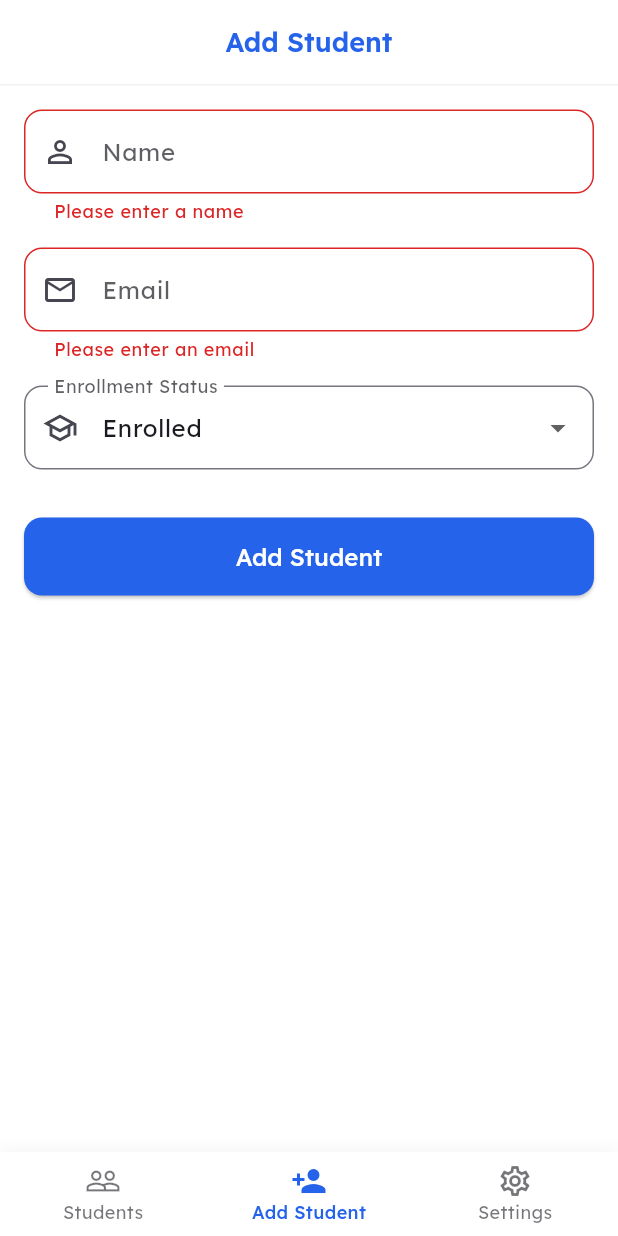
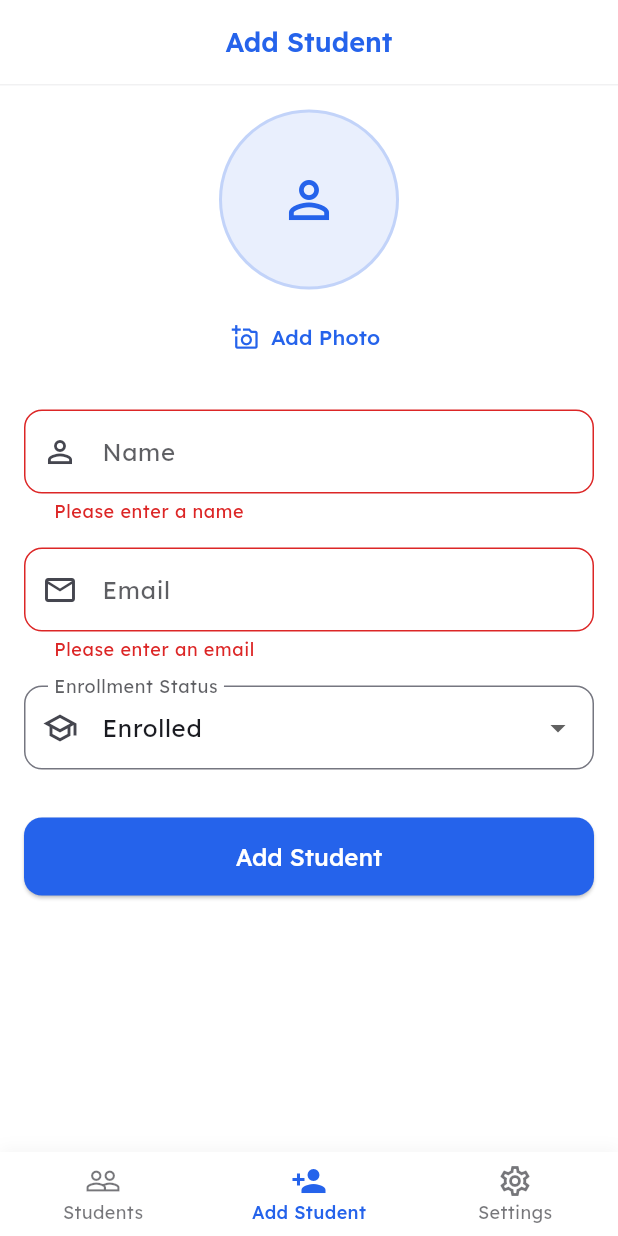
Before and after one commit to kingahmedino/student-management, a Flutter app: the screen it shows after launch, item 2 of the bottom bar chosen, after a tap on "Add Student", on a phone screen of 412 x 824 dp. Run offline on Flutter 3.47's test engine with Material 3 defaults, Android fonts, the phone set to English and light mode, and no system bars; our stand-ins replace google_fonts, image_picker, shared_preferences.

Commit message:
feat: Add profile photo upload

```diff
--- a/lib/models/students.dart
+++ b/lib/models/students.dart
@@ -3,15 +3,25 @@ class Student {
   final String name;
   final String email;
   final String enrollmentStatus;
-  final String? profilePhotoPath;
+  final String? profilePhotoUrl;
 
   Student({
     required this.id,
     required this.name,
     required this.email,
     required this.enrollmentStatus,
-    this.profilePhotoPath,
+    this.profilePhotoUrl,
   });
+
+  Map<String, dynamic> toJson() {
+    return {
+      'id': id,
+      'name': name,
+      'email': email,
+      'enrollmentStatus': enrollmentStatus,
+      'profilePhotoUrl': profilePhotoUrl,
+    };
+  }
 
   factory Student.fromJson(Map<String, dynamic> json) {
     return Student(
@@ -19,17 +29,7 @@ class Student {
       name: json['name'],
       email: json['email'],
       enrollmentStatus: json['enrollmentStatus'],
-      profilePhotoPath: json['profilePhotoPath'],
+      profilePhotoUrl: json['profilePhotoUrl'],
     );
   }
-
-  Map<String, dynamic> toJson() {
-    return {
-      'id': id,
-      'name': name,
-      'email': email,
-      'enrollmentStatus': enrollmentStatus,
-      'profilePhotoPath': profilePhotoPath,
-    };
-  }
 }
--- a/lib/screens/add_student_form.dart
+++ b/lib/screens/add_student_form.dart
@@ -1,6 +1,10 @@
+import 'dart:io';
 import 'package:flutter/material.dart';
 import 'package:student_management/models/students.dart';
 import 'package:student_management/utils/functions.dart';
+import 'package:student_management/services/image_upload_service.dart';
+import 'package:student_management/widgets/image_picker_widget.dart';
+import 'package:student_management/widgets/upload_progress_indicator.dart';
 
 class AddStudentForm extends StatefulWidget {
   final Function(Student) onStudentAdded;
@@ -20,9 +24,14 @@ class _AddStudentFormState extends State<AddStudentForm>
   final _nameController = TextEditingController();
   final _emailController = TextEditingController();
   String _enrollmentStatus = 'Enrolled';
-  String? _profilePhotoPath;
   late AnimationController _animationController;
   late Animation<double> _animation;
+
+  File? _profileImage;
+  final _imageUploadService = ImageUploadService();
+  bool _isUploading = false;
+  double _uploadProgress = 0.0;
+  String _uploadStatus = '';
 
   @override
   void initState() {
@@ -56,6 +65,21 @@ class _AddStudentFormState extends State<AddStudentForm>
           child: Column(
             crossAxisAlignment: CrossAxisAlignment.stretch,
             children: [
+              ProfileImagePicker(
+                onImageSelected: (file) {
+                  setState(() => _profileImage = file);
+                },
+                initialImage: _profileImage,
+                currentImageUrl: null,
+              ),
+              if (_isUploading) ...[
+                const SizedBox(height: 16),
+                UploadProgressIndicator(
+                  progress: _uploadProgress,
+                  message: _uploadStatus,
+                ),
+              ],
+              const SizedBox(height: 24),
               TextFormField(
                 controller: _nameController,
                 decoration: const InputDecoration(
@@ -97,8 +121,8 @@ class _AddStudentFormState extends State<AddStudentForm>
               ),
               const SizedBox(height: 32),
               ElevatedButton(
-                onPressed: _submitForm,
-                child: const Text('Add Student'),
+                onPressed: _isUploading ? null : _submitForm,
+                child: Text(_isUploading ? 'Uploading...' : 'Add Student'),
               ),
             ],
           ),
@@ -107,22 +131,91 @@ class _AddStudentFormState extends State<AddStudentForm>
     );
   }
 
-  void _submitForm() {
+  Future<void> _submitForm() async {
     if (_formKey.currentState?.validate() ?? false) {
+      setState(() {
+        _isUploading = true;
+        _uploadProgress = 0.0;
+        _uploadStatus = 'Preparing upload...';
+      });
+
+      try {
+        String? profilePhotoUrl;
+
+        if (_profileImage != null) {
+          setState(() => _uploadStatus = 'Uploading image...');
+
+          profilePhotoUrl = await _imageUploadService.uploadImage(
+            _profileImage!,
+            onProgress: (progress) {
+              setState(() {
+                _uploadProgress = progress.progress;
+                _uploadStatus =
+                    'Uploading: ${(progress.progress * 100).toInt()}%\n'
+                    '${_formatBytes(progress.bytesUploaded)} of ${_formatBytes(progress.totalBytes)}';
+              });
+            },
+          );
+
+          if (profilePhotoUrl == null) {
+            throw Exception('Failed to upload image');
+          }
+        }
+
+        setState(() => _uploadStatus = 'Creating student profile...');
+
         final student = Student(
           id: DateTime.now().toString(),
           name: _nameController.text,
           email: _emailController.text,
           enrollmentStatus: _enrollmentStatus,
-        profilePhotoPath: _profilePhotoPath,
+          profilePhotoUrl: profilePhotoUrl,
         );
+
         widget.onStudentAdded(student);
+        _resetForm();
+
+        if (!mounted) return;
+        ScaffoldMessenger.of(context).showSnackBar(
+          SnackBar(
+            content: const Text('Student added successfully'),
+            backgroundColor: Theme.of(context).colorScheme.primary,
+            behavior: SnackBarBehavior.floating,
+          ),
+        );
+      } catch (e) {
+        ScaffoldMessenger.of(context).showSnackBar(
+          SnackBar(
+            content: Text('Error: ${e.toString()}'),
+            backgroundColor: Theme.of(context).colorScheme.error,
+            behavior: SnackBarBehavior.floating,
+          ),
+        );
+      } finally {
+        setState(() {
+          _isUploading = false;
+          _uploadProgress = 0.0;
+          _uploadStatus = '';
+        });
+      }
+    }
+  }
+
+  String _formatBytes(int bytes) {
+    if (bytes < 1024) return '$bytes B';
+    if (bytes < 1024 * 1024) return '${(bytes / 1024).toStringAsFixed(1)} KB';
+    return '${(bytes / (1024 * 1024)).toStringAsFixed(1)} MB';
+  }
+
+  void _resetForm() {
     _nameController.clear();
     _emailController.clear();
     setState(() {
       _enrollmentStatus = 'Enrolled';
-        _profilePhotoPath = null;
+      _profileImage = null;
+      _uploadProgress = 0.0;
+      _uploadStatus = '';
+      _isUploading = false;
     });
   }
 }
-}
--- a/lib/screens/home_page.dart
+++ b/lib/screens/home_page.dart
@@ -128,10 +128,6 @@ class _HomePageState extends State<HomePage> {
   Future<void> _addStudent(Student student) async {
     await _studentController.addStudent(student);
     await _loadStudents();
-    if (!mounted) return;
-    ScaffoldMessenger.of(context).showSnackBar(
-      const SnackBar(content: Text('Student added successfully')),
-    );
   }
 
   Future<void> _deleteStudent(String id) async {
--- /dev/null
+++ b/lib/services/image_upload_service.dart
@@ -0,0 +1,78 @@
+import 'package:http/http.dart' as http;
+import 'dart:convert';
+import 'dart:io';
+import 'dart:async';
+
+class UploadProgress {
+  final int bytesUploaded;
+  final int totalBytes;
+  final double progress;
+
+  UploadProgress({
+    required this.bytesUploaded,
+    required this.totalBytes,
+    required this.progress,
+  });
+}
+
+class ImageUploadService {
+  static const String _apiUrl = 'https://api.imghippo.com/v1/upload';
+  static const String _apiKey = '489b437d51a3379a10863d86d6c7a6d6';
+
+  Future<String?> uploadImage(
+    File imageFile, {
+    void Function(UploadProgress)? onProgress,
+  }) async {
+    try {
+      final request = http.MultipartRequest('POST', Uri.parse(_apiUrl));
+      request.fields['api_key'] = _apiKey;
+
+      // Create a stream that can report progress
+      final fileStream = imageFile.openRead();
+      final fileLength = await imageFile.length();
+
+      // Track upload progress
+      int bytesUploaded = 0;
+      final streamWithProgress = fileStream.transform(
+        StreamTransformer<List<int>, List<int>>.fromHandlers(
+          handleData: (data, sink) {
+            bytesUploaded += data.length;
+            if (onProgress != null) {
+              final progress = bytesUploaded / fileLength;
+              onProgress(UploadProgress(
+                bytesUploaded: bytesUploaded,
+                totalBytes: fileLength,
+                progress: progress,
+              ));
+            }
+            sink.add(data);
+          },
+        ),
+      );
+
+      final multipartFile = http.MultipartFile(
+        'file',
+        streamWithProgress,
+        fileLength,
+        filename: imageFile.path.split('/').last,
+      );
+
+      request.files.add(multipartFile);
+
+      final streamedResponse = await request.send();
+      final response = await http.Response.fromStream(streamedResponse);
+
+      if (response.statusCode == 200) {
+        final jsonResponse = json.decode(response.body);
+        if (jsonResponse['success'] == true) {
+          return jsonResponse['data']['url'];
+        }
+      }
+
+      throw Exception('Failed to upload image: ${response.body}');
+    } catch (e) {
+      print('Error uploading image: $e');
+      return null;
+    }
+  }
+}
--- a/lib/theme/theme.dart
+++ b/lib/theme/theme.dart
@@ -2,16 +2,16 @@ import 'package:flutter/material.dart';
 import 'package:google_fonts/google_fonts.dart';
 
 class AppTheme {
-  static const int _primaryColorValue = 0xFF2563EB; // Blue-600
+  static const int _primaryColorValue = 0xFF2563EB;
 
   static final ColorScheme _colorScheme = ColorScheme.fromSeed(
     seedColor: const Color(_primaryColorValue),
     brightness: Brightness.light,
     primary: const Color(_primaryColorValue),
-    secondary: const Color(0xFF3B82F6), // Blue-500
-    tertiary: const Color(0xFF1D4ED8), // Blue-700
+    secondary: const Color(0xFF3B82F6),
+    tertiary: const Color(0xFF1D4ED8),
     surface: Colors.white,
-    error: const Color(0xFFDC2626), // Red-600
+    error: const Color(0xFFDC2626),
   );
 
   static final ThemeData lightTheme = ThemeData(
--- /dev/null
+++ b/lib/widgets/image_picker_widget.dart
@@ -0,0 +1,188 @@
+import 'package:flutter/material.dart';
+import 'package:image_picker/image_picker.dart';
+import 'dart:io';
+
+class ProfileImagePicker extends StatefulWidget {
+  final Function(File?) onImageSelected;
+  final String? currentImageUrl;
+  final File? initialImage;
+
+  const ProfileImagePicker({
+    super.key,
+    required this.onImageSelected,
+    this.currentImageUrl,
+    this.initialImage,
+  });
+
+  @override
+  State<ProfileImagePicker> createState() => _ProfileImagePickerState();
+}
+
+class _ProfileImagePickerState extends State<ProfileImagePicker> {
+  File? _selectedImage;
+  final _imagePicker = ImagePicker();
+  bool _isLoading = false;
+
+  @override
+  void initState() {
+    super.initState();
+    _selectedImage = widget.initialImage;
+  }
+
+  @override
+  void didUpdateWidget(ProfileImagePicker oldWidget) {
+    super.didUpdateWidget(oldWidget);
+    // Update selected image when initialImage changes
+    if (widget.initialImage != oldWidget.initialImage) {
+      setState(() {
+        _selectedImage = widget.initialImage;
+      });
+    }
+  }
+
+  Future<void> _pickImage(ImageSource source) async {
+    try {
+      setState(() => _isLoading = true);
+
+      final pickedFile = await _imagePicker.pickImage(
+        source: source,
+        maxWidth: 800,
+        maxHeight: 800,
+        imageQuality: 85,
+      );
+
+      if (pickedFile != null) {
+        setState(() {
+          _selectedImage = File(pickedFile.path);
+        });
+        widget.onImageSelected(_selectedImage);
+      }
+    } catch (e) {
+      print('Error picking image: $e');
+    } finally {
+      setState(() => _isLoading = false);
+    }
+  }
+
+  @override
+  Widget build(BuildContext context) {
+    final theme = Theme.of(context);
+
+    return Column(
+      children: [
+        GestureDetector(
+          onTap: () => _showImageSourceDialog(context),
+          child: Container(
+            width: 120,
+            height: 120,
+            decoration: BoxDecoration(
+              color: theme.colorScheme.primary.withOpacity(0.1),
+              shape: BoxShape.circle,
+              border: Border.all(
+                color: theme.colorScheme.primary.withOpacity(0.2),
+                width: 2,
+              ),
+            ),
+            child: _buildProfileImage(theme),
+          ),
+        ),
+        const SizedBox(height: 8),
+        TextButton.icon(
+          onPressed: () => _showImageSourceDialog(context),
+          icon: const Icon(Icons.add_a_photo_outlined),
+          label: Text(_selectedImage == null ? 'Add Photo' : 'Change Photo'),
+        ),
+      ],
+    );
+  }
+
+  Widget _buildProfileImage(ThemeData theme) {
+    if (_isLoading) {
+      return Center(
+        child: CircularProgressIndicator(
+          strokeWidth: 2,
+          color: theme.colorScheme.primary,
+        ),
+      );
+    }
+
+    if (_selectedImage != null) {
+      return ClipOval(
+        child: Image.file(
+          _selectedImage!,
+          fit: BoxFit.cover,
+          width: 120,
+          height: 120,
+        ),
+      );
+    }
+
+    if (widget.currentImageUrl != null) {
+      return ClipOval(
+        child: Image.network(
+          widget.currentImageUrl!,
+          fit: BoxFit.cover,
+          width: 120,
+          height: 120,
+          loadingBuilder: (context, child, loading) {
+            if (loading == null) return child;
+            return Center(
+              child: CircularProgressIndicator(
+                strokeWidth: 2,
+                color: theme.colorScheme.primary,
+              ),
+            );
+          },
+          errorBuilder: (context, error, stackTrace) {
+            return Icon(
+              Icons.person_outline,
+              size: 40,
+              color: theme.colorScheme.primary,
+            );
+          },
+        ),
+      );
+    }
+
+    return Icon(
+      Icons.person_outline,
+      size: 40,
+      color: theme.colorScheme.primary,
+    );
+  }
+
+  Future<void> _showImageSourceDialog(BuildContext context) async {
+    final theme = Theme.of(context);
+
+    return showDialog(
+      context: context,
+      builder: (context) => AlertDialog(
+        title: Text(
+          'Select Image Source',
+          style: theme.textTheme.titleLarge,
+        ),
+        content: Column(
+          mainAxisSize: MainAxisSize.min,
+          children: [
+            ListTile(
+              leading: const Icon(Icons.camera_alt_outlined),
+              title: const Text('Camera'),
+              onTap: () {
+                Navigator.pop(context);
+                _pickImage(ImageSource.camera);
+              },
+            ),
+            ListTile(
+              leading: const Icon(Icons.photo_library_outlined),
+              title: const Text('Gallery'),
+              onTap: () {
+                Navigator.pop(context);
+                _pickImage(ImageSource.gallery);
+              },
+            ),
+          ],
+        ),
+      ),
+    );
+  }
+}
--- a/pubspec.yaml
+++ b/pubspec.yaml
@@ -12,8 +12,9 @@ dependencies:
   shared_preferences: ^2.2.0
   sqflite: ^2.3.0
   path_provider: ^2.1.0
-  image_picker: ^1.0.0
   google_fonts: ^6.1.0
+  http: ^1.1.0
+  image_picker: ^1.0.4
 
 dev_dependencies:
   flutter_test:
```
Also changed, not shown: lib/widgets/upload_progress_indicator.dart (added, +43 -0 lines), pubspec.lock, 1 other file. Lines whose indentation alone changed are shown as unchanged.
